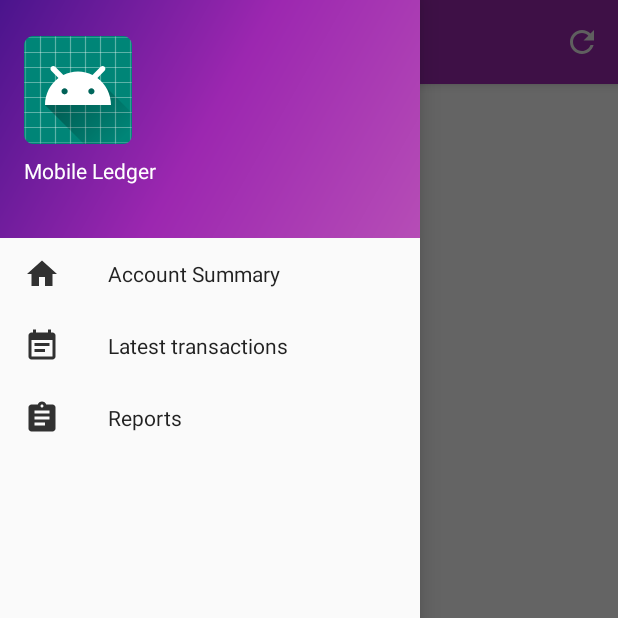
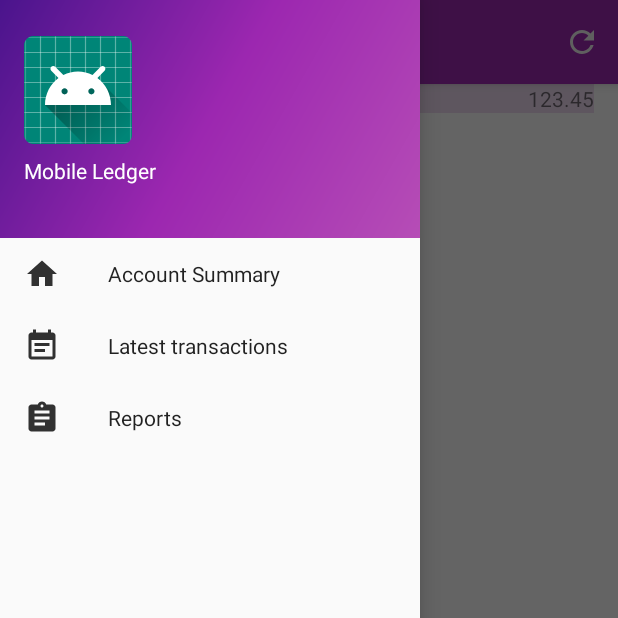
Before and after one commit to UndeRus/MoLe, an Android app: the screen it shows after launch (AccountSummary), with the side drawer open, on a phone screen of 412 x 824 dp, the top half of it. Run offline under Robolectric (Android 15) with nearby library versions, the phone set to English and light mode, and no system bars; network calls fail; 2 statements that could not run were skipped.

Commit message:
update accounts table visual upon refreshilg the account data from the backend

```diff
--- a/app/src/main/res/layout/content_account_summary.xml
+++ b/app/src/main/res/layout/content_account_summary.xml
@@ -2,6 +2,7 @@
 <android.support.constraint.ConstraintLayout xmlns:android="http://schemas.android.com/apk/res/android"
     xmlns:app="http://schemas.android.com/apk/res-auto"
     xmlns:tools="http://schemas.android.com/tools"
+    android:id="@+id/content_account_summary_layout"
     android:layout_width="match_parent"
     android:layout_height="match_parent"
     app:layout_behavior="@string/appbar_scrolling_view_behavior"
@@ -16,7 +17,8 @@
         android:visibility="gone"
         app:layout_constraintBottom_toBottomOf="parent"
         app:layout_constraintEnd_toEndOf="parent"
-        app:layout_constraintStart_toStartOf="parent" />
+        app:layout_constraintStart_toStartOf="parent"
+        tools:ignore="HardcodedText" />
 
     <ProgressBar
         android:id="@+id/progressBar"
@@ -32,41 +34,39 @@
         app:layout_constraintStart_toStartOf="parent" />
 
     <ScrollView
+        android:id="@+id/account_root_scroller"
         android:layout_width="match_parent"
-        android:layout_height="325dp"
-        android:layout_marginTop="8dp"
-        android:layout_marginBottom="40dp"
+        android:layout_height="match_parent"
+        android:paddingStart="@dimen/activity_horizontal_margin"
+        android:paddingEnd="@dimen/activity_horizontal_margin"
         app:layout_constraintBottom_toTopOf="@+id/textProgress"
         app:layout_constraintTop_toTopOf="parent">
 
         <LinearLayout
+            android:id="@+id/account_root"
             android:layout_width="match_parent"
             android:layout_height="wrap_content"
             android:orientation="vertical">
 
-            <ScrollView
-                android:layout_width="match_parent"
-                android:layout_height="match_parent"
-                android:paddingLeft="@dimen/activity_horizontal_margin">
+            <TableLayout style="@style/account_summary_account_entry_table">
 
-                <LinearLayout
+                <TableRow
                     android:layout_width="match_parent"
-                    android:layout_height="wrap_content"
-                    android:orientation="vertical">
+                    android:layout_height="match_parent"
+                    android:background="@color/table_row_even_bg">
 
-                    <ScrollView
-                        android:layout_width="match_parent"
-                        android:layout_height="match_parent"
-                        android:paddingLeft="@dimen/activity_horizontal_margin">
+                    <TextView
+                        android:id="@+id/textView"
+                        style="@style/account_summary_account_name"
+                        android:text="TextView" />
 
-                        <LinearLayout
-                            android:layout_width="match_parent"
-                            android:layout_height="wrap_content"
-                            android:orientation="vertical" />
-                    </ScrollView>
-                </LinearLayout>
-            </ScrollView>
+                    <TextView
+                        android:id="@+id/textView2"
+                        style="@style/account_summary_amounts"
+                        android:text="123.45" />
+                </TableRow>
 
+            </TableLayout>
         </LinearLayout>
     </ScrollView>
 
--- a/app/src/main/res/values/colors.xml
+++ b/app/src/main/res/values/colors.xml
@@ -3,4 +3,5 @@
     <color name="colorPrimary">#9c27b0</color>
     <color name="colorPrimaryDark">#4a148c</color>
     <color name="colorAccent">#4db6ac</color>
+    <color name="table_row_even_bg">#289d29b1</color>
 </resources>
--- a/app/src/main/res/values/styles.xml
+++ b/app/src/main/res/values/styles.xml
@@ -27,4 +27,25 @@
         <item name="android:textAppearance">@style/TextAppearance.AppCompat.Body1</item>
     </style>
 
+    <style name="account_summary_account_name">
+        <item name="android:layout_width">match_parent</item>
+        <item name="android:layout_height">wrap_content</item>
+        <item name="android:layout_weight">9</item>
+    </style>
+
+    <style name="account_summary_amounts">
+        <item name="android:layout_width">wrap_content</item>
+        <item name="android:layout_height">wrap_content</item>
+        <item name="android:layout_marginEnd">0dp</item>
+        <item name="android:layout_weight">1</item>
+        <item name="android:width">0dp</item>
+        <item name="android:minWidth">40dp</item>
+        <item name="android:textAlignment">viewEnd</item>
+    </style>
+
+    <style name="account_summary_account_entry_table">
+        <item name="android:layout_width">match_parent</item>
+        <item name="android:layout_height">match_parent</item>
+    </style>
+
 </resources>
```
Also changed, not shown: app/src/main/java/net/ktnx/mobileledger/AccountSummary.java (+64 -2 lines).
